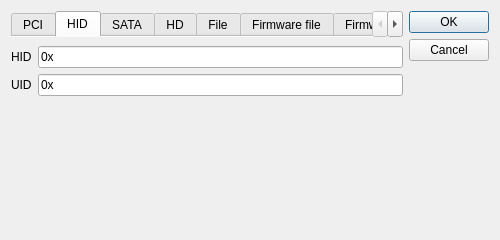
The window that src/form/devicepathdialog.ui (Neverous/efibooteditor) describes before a commit, drawn with Qt 5.
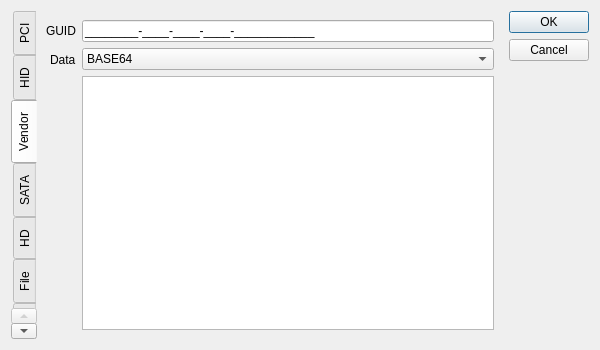
The same window after the commit. Icons and pictures are not drawn.

Commit message: Vendor Device Path support

Diff of the .ui file:
```diff
--- a/src/form/devicepathdialog.ui
+++ b/src/form/devicepathdialog.ui
@@ -6,14 +6,14 @@
    <rect>
     <x>0</x>
     <y>0</y>
-    <width>500</width>
-    <height>240</height>
+    <width>600</width>
+    <height>350</height>
    </rect>
   </property>
   <property name="minimumSize">
    <size>
-    <width>500</width>
-    <height>240</height>
+    <width>600</width>
+    <height>350</height>
    </size>
   </property>
   <property name="windowTitle">
@@ -44,10 +44,10 @@
       <string>&lt;html&gt;&lt;head/&gt;&lt;body&gt;&lt;p&gt;Options&lt;/p&gt;&lt;/body&gt;&lt;/html&gt;</string>
      </property>
      <property name="tabPosition">
-      <enum>QTabWidget::North</enum>
+      <enum>QTabWidget::West</enum>
      </property>
      <property name="currentIndex">
-      <number>1</number>
+      <number>2</number>
      </property>
      <property name="documentMode">
       <bool>true</bool>
@@ -149,15 +149,6 @@
        <property name="labelAlignment">
         <set>Qt::AlignRight|Qt::AlignTrailing|Qt::AlignVCenter</set>
        </property>
-       <property name="leftMargin">
-        <number>0</number>
-       </property>
-       <property name="rightMargin">
-        <number>0</number>
-       </property>
-       <property name="bottomMargin">
-        <number>0</number>
-       </property>
        <item row="0" column="0">
         <widget class="QLabel" name="hid_label">
          <property name="toolTip">
@@ -224,6 +215,108 @@
        </item>
       </layout>
      </widget>
+     <widget class="QWidget" name="vendor_tab">
+      <attribute name="icon">
+       <iconset theme="document"></iconset>
+      </attribute>
+      <attribute name="title">
+       <string>Vendor</string>
+      </attribute>
+      <layout class="QFormLayout" name="vendor_layout">
+       <property name="labelAlignment">
+        <set>Qt::AlignRight|Qt::AlignTrailing|Qt::AlignVCenter</set>
+       </property>
+       <item row="0" column="0">
+        <widget class="QLabel" name="vendor_guid_label">
+         <property name="toolTip">
+          <string>Vendor GUID</string>
+         </property>
+         <property name="statusTip">
+          <string>Firmware GUID</string>
+         </property>
+         <property name="whatsThis">
+          <string>&lt;html&gt;&lt;head/&gt;&lt;body&gt;&lt;p&gt;Firmware GUID&lt;/p&gt;&lt;/body&gt;&lt;/html&gt;</string>
+         </property>
+         <property name="text">
+          <string>GUID</string>
+         </property>
+        </widget>
+       </item>
+       <item row="0" column="1">
+        <widget class="QLineEdit" name="vendor_guid_text">
+         <property name="toolTip">
+          <string>GUID</string>
+         </property>
+         <property name="statusTip">
+          <string>GUID</string>
+         </property>
+         <property name="whatsThis">
+          <string>&lt;html&gt;&lt;head/&gt;&lt;body&gt;&lt;p&gt;GUID&lt;/p&gt;&lt;/body&gt;&lt;/html&gt;</string>
+         </property>
+         <property name="inputMask">
+          <string>&lt;HHHHHHHH-HHHH-HHHH-HHHH-HHHHHHHHHHHH;_</string>
+         </property>
+        </widget>
+       </item>
+       <item row="1" column="1">
+        <layout class="QVBoxLayout" name="vendor_data_box">
+         <item>
+          <widget class="QComboBox" name="vendor_data_format_combo">
+           <item>
+            <property name="text">
+             <string>BASE64</string>
+            </property>
+           </item>
+           <item>
+            <property name="text">
+             <string>UTF-16</string>
+            </property>
+           </item>
+           <item>
+            <property name="text">
+             <string>UTF-8</string>
+            </property>
+           </item>
+           <item>
+            <property name="text">
+             <string>HEX</string>
+            </property>
+           </item>
+          </widget>
+         </item>
+         <item>
+          <widget class="QPlainTextEdit" name="vendor_data_text">
+           <property name="toolTip">
+            <string>Data</string>
+           </property>
+           <property name="statusTip">
+            <string>Data</string>
+           </property>
+           <property name="whatsThis">
+            <string>&lt;html&gt;&lt;head/&gt;&lt;body&gt;&lt;p&gt;Data&lt;/p&gt;&lt;/body&gt;&lt;/html&gt;</string>
+           </property>
+          </widget>
+         </item>
+        </layout>
+       </item>
+       <item row="1" column="0">
+        <widget class="QLabel" name="vendor_data_label">
+         <property name="toolTip">
+          <string>Vendor data</string>
+         </property>
+         <property name="statusTip">
+          <string>Vendor data</string>
+         </property>
+         <property name="whatsThis">
+          <string>&lt;html&gt;&lt;head/&gt;&lt;body&gt;&lt;p&gt;Vendor data&lt;/p&gt;&lt;/body&gt;&lt;/html&gt;</string>
+         </property>
+         <property name="text">
+          <string>Data</string>
+         </property>
+        </widget>
+       </item>
+      </layout>
+     </widget>
      <widget class="QWidget" name="sata_tab">
       <property name="toolTip">
        <string>SATA</string>
```
Left out of the diff: 92 changed lines with no effect on the pictures. The commit also changes 8 other files.
